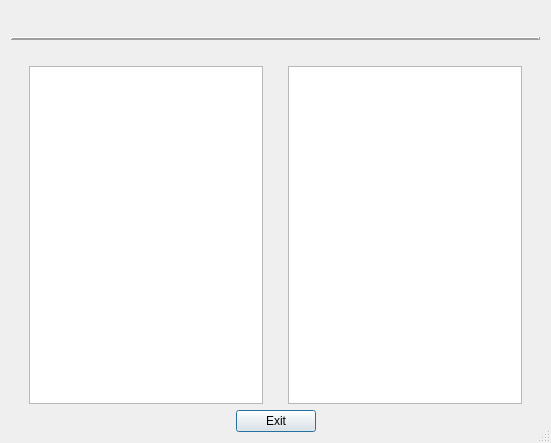
Before: the Qt Designer form CashFlowManager/yearlybudgetsummarydialog.ui in epw7856/CashFlowManager, drawn with Qt 5.
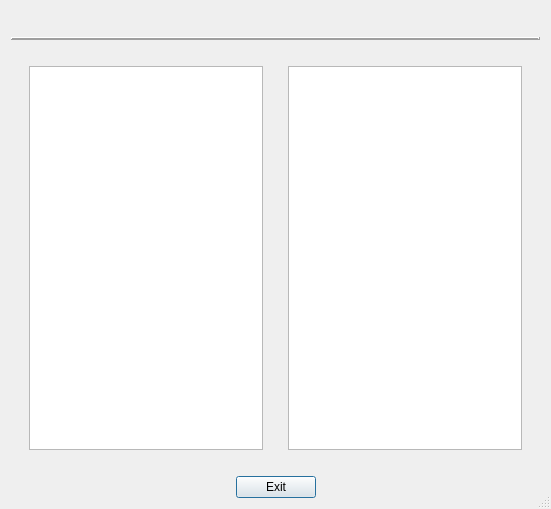
After: the same form once the commit is applied.

What changed in the file:
```diff
--- a/CashFlowManager/yearlybudgetsummarydialog.ui
+++ b/CashFlowManager/yearlybudgetsummarydialog.ui
@@ -10,7 +10,7 @@
     <x>0</x>
     <y>0</y>
     <width>551</width>
-    <height>443</height>
+    <height>509</height>
    </rect>
   </property>
   <property name="windowTitle">
@@ -184,6 +184,19 @@
        </item>
       </layout>
      </item>
+     <item>
+      <spacer name="horizontalSpacer_7">
+       <property name="orientation">
+        <enum>Qt::Horizontal</enum>
+       </property>
+       <property name="sizeHint" stdset="0">
+        <size>
+         <width>40</width>
+         <height>20</height>
+        </size>
+       </property>
+      </spacer>
+     </item>
      <item>
       <layout class="QHBoxLayout" name="horizontalLayout_3">
        <item>
```
